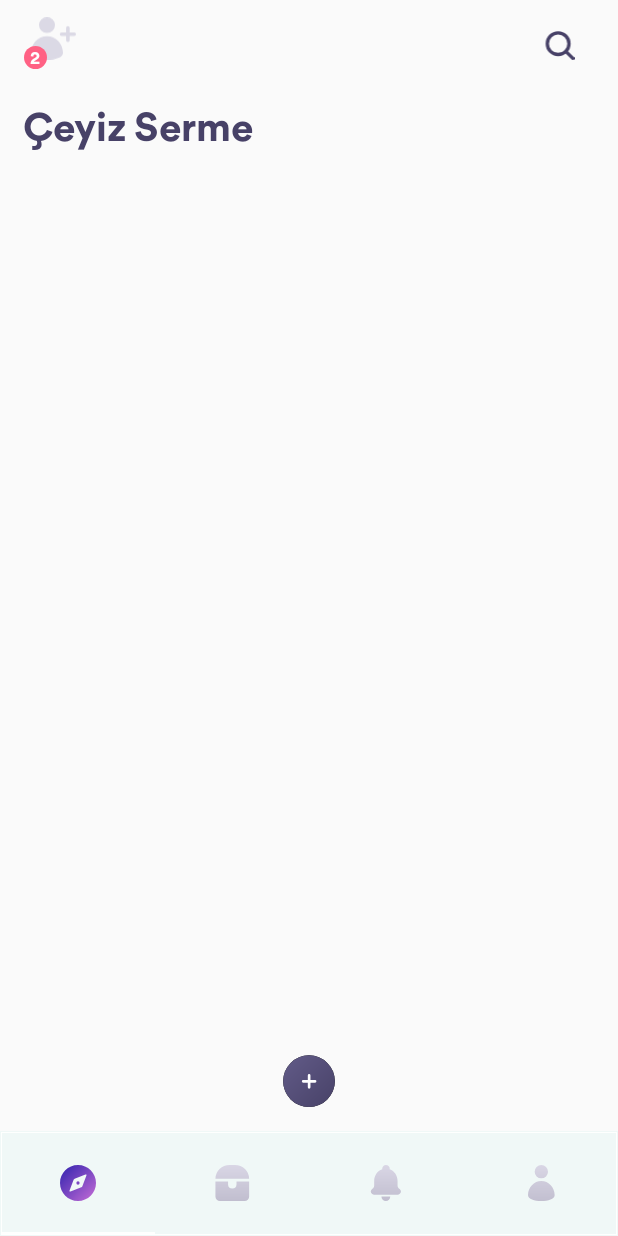
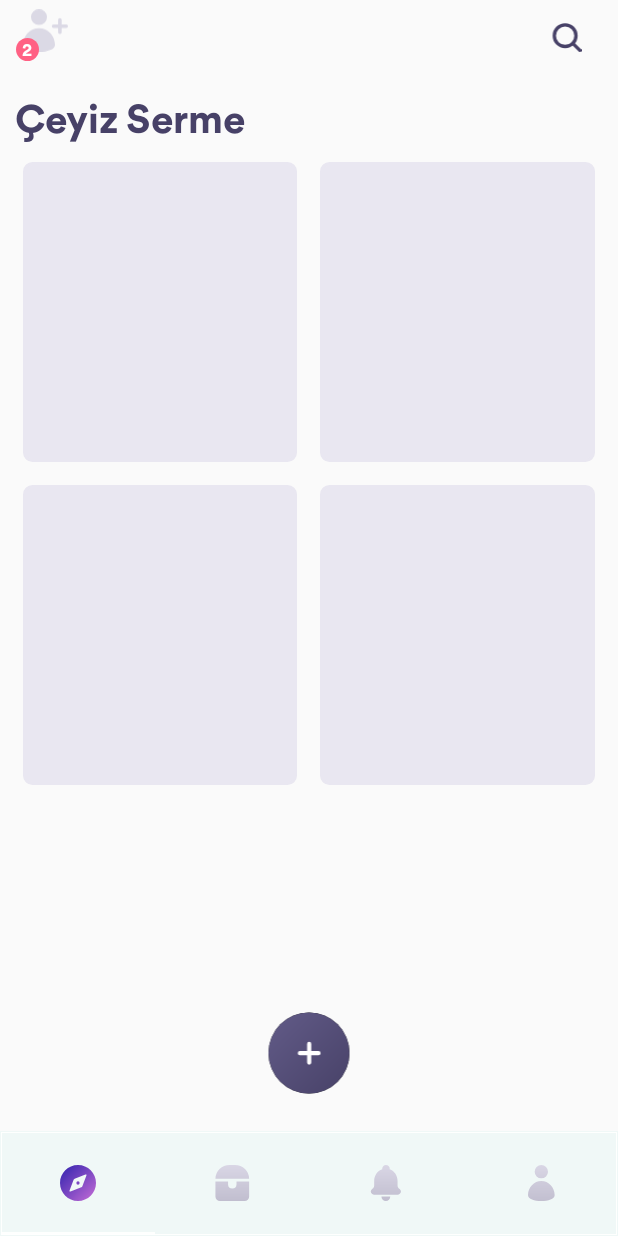
Before and after one commit to melihyayla/CeyizListesi, an Android app: the DiscoverFragment screen opened directly, with no data from a screen before it, on a phone screen of 412 x 824 dp. Run offline under Robolectric (Android 15) with nearby library versions, the phone set to English and light mode, and no system bars.

Commit message:
Discover update;
Page organization, No internet connection, Session.

```diff
--- a/app/src/main/java/com/ceyizlistesi/ceyizlistesi/Fragments/DiscoverFragment.java
+++ b/app/src/main/java/com/ceyizlistesi/ceyizlistesi/Fragments/DiscoverFragment.java
@@ -14,22 +14,36 @@ import android.widget.ImageView;
 import android.widget.LinearLayout;
 import android.widget.TextView;
 
+import com.ceyizlistesi.ceyizlistesi.MainActivity;
 import com.ceyizlistesi.ceyizlistesi.Product;
 import com.ceyizlistesi.ceyizlistesi.ProductDetail;
 import com.ceyizlistesi.ceyizlistesi.R;
 
 public class DiscoverFragment extends Fragment {
+    ImageView add_plus_icon;
+
+
     @Nullable
     @Override
     public View onCreateView(@NonNull LayoutInflater inflater, @Nullable ViewGroup container, @Nullable Bundle savedInstanceState) {
         View view = inflater.inflate(R.layout.fragment_discover,container,false);
+
+        add_plus_icon = view.findViewById(R.id.add_icon_center);
+
+
+        //mainActivity.isNetworkAvailable()){
+        if(((MainActivity)getActivity()).isNetworkAvailable()){
+            add_plus_icon.setVisibility(View.VISIBLE);
+        }
+        else
+            add_plus_icon.setVisibility(View.GONE);
 
         return view;
     }
 
 
 
-    public void createProduct(LinearLayout parent, final String myProductName, final int myPiece, final int myPrice){
+    public void createImageProduct(LinearLayout parent, final String myProductName, final int myPiece, final int myPrice){
 
         final float scale = getContext().getResources().getDisplayMetrics().density;
         int pixels = (int) (40 * scale + 0.5f);
--- /dev/null
+++ b/app/src/main/java/com/ceyizlistesi/ceyizlistesi/Helper/SessionHelper.java
@@ -0,0 +1,24 @@
+package com.ceyizlistesi.ceyizlistesi.Helper;
+
+import android.content.Context;
+import android.content.SharedPreferences;
+import android.preference.PreferenceManager;
+
+public class SessionHelper {
+
+    private SharedPreferences prefs;
+
+    public SessionHelper(Context cntx) {
+        // TODO Auto-generated constructor stub
+        prefs = PreferenceManager.getDefaultSharedPreferences(cntx);
+    }
+
+    public void setusename(String usename) {
+        prefs.edit().putString("usename", usename).commit();
+    }
+
+    public String getusename() {
+        String usename = prefs.getString("usename","");
+        return usename;
+    }
+}
--- a/app/src/main/java/com/ceyizlistesi/ceyizlistesi/MainActivity.java
+++ b/app/src/main/java/com/ceyizlistesi/ceyizlistesi/MainActivity.java
@@ -74,7 +74,7 @@ public class MainActivity extends AppCompatActivity {
 
 
 
-    private boolean isNetworkAvailable() {
+    public boolean isNetworkAvailable() {
         ConnectivityManager manager =
                 (ConnectivityManager) getSystemService(Context.CONNECTIVITY_SERVICE);
         NetworkInfo networkInfo = manager.getActiveNetworkInfo();
--- /dev/null
+++ b/app/src/main/res/drawable/frame_layout_discover.xml
@@ -0,0 +1,7 @@
+<?xml version="1.0" encoding="UTF-8"?>
+<shape xmlns:android="http://schemas.android.com/apk/res/android">
+    <solid android:color="#e9e7f1"/>
+    <stroke android:width="2dp" android:color="#e9e7f1" />
+    <corners android:radius="5dp"/>
+    <padding android:left="0dp" android:top="0dp" android:right="0dp" android:bottom="0dp" />
+</shape>
--- a/app/src/main/res/layout/fragment_discover.xml
+++ b/app/src/main/res/layout/fragment_discover.xml
@@ -4,23 +4,18 @@
     android:layout_width="match_parent"
     android:layout_height="match_parent">
 
-    <ImageView
-        android:id="@+id/add_icon_center"
-        android:layout_width="60dp"
-        android:layout_height="60dp"
-        android:layout_gravity="center_horizontal|bottom"
-        android:src="@drawable/ic_plus_center" />
 
-    <ScrollView
+    <LinearLayout
+        android:id="@+id/parentLinear"
         android:layout_width="match_parent"
-        android:layout_height="match_parent"
-        android:layout_margin="5dp" >
+        android:layout_height="wrap_content"
+        android:orientation="vertical">
+
 
         <LinearLayout
-            android:id="@+id/parentLinear"
-            android:orientation="vertical"
             android:layout_width="match_parent"
-            android:layout_height="wrap_content">
+            android:layout_height="wrap_content"
+            android:orientation="vertical">
 
             <LinearLayout
                 android:orientation="horizontal"
@@ -31,17 +26,17 @@
                     android:layout_weight="5"
                     android:layout_width="0dp"
                     android:layout_height="wrap_content">
-                    <FrameLayout
+                <FrameLayout
+                        android:layout_width="50dp"
+                        android:layout_height="35dp"
                         android:layout_gravity="center"
-                        android:layout_margin="5dp"
-                        android:layout_width="50dp"
-                        android:layout_height="35dp">
+                        android:layout_margin="5dp">
 
                         <ImageView
+                            android:layout_width="30dp"
+                            android:layout_height="30dp"
                             android:layout_marginLeft="10dp"
-                            android:src="@drawable/ic_add_friend"
-                            android:layout_width="30dp"
-                            android:layout_height="30dp" />
+                            android:src="@drawable/ic_add_friend" />
 
                         <TextView
                             android:layout_width="15dp"
@@ -61,32 +56,137 @@
                 </LinearLayout>
 
                 <ImageView
+                    android:layout_width="0dp"
+                    android:layout_height="20dp"
+                    android:layout_gravity="center"
                     android:layout_weight="1"
-                    android:layout_gravity="center"
-                    android:src="@drawable/ic_search"
-                    android:layout_width="0dp"
-                    android:layout_height="20dp" />
+                    android:src="@drawable/ic_search" />
+
             </LinearLayout>
 
+
             <TextView
-                android:layout_margin="10dp"
                 android:layout_width="wrap_content"
                 android:layout_height="wrap_content"
-                android:textSize="24sp"
+                android:layout_margin="10dp"
                 android:fontFamily="@font/gordita_bold"
-                android:textColor="@color/dusk"
                 android:letterSpacing="-0.01"
                 android:text="Çeyiz Serme"
+                android:textColor="@color/dusk"
+                android:textSize="24sp"
 
                 />
-
 
         </LinearLayout>
 
 
-
-    </ScrollView>
+        <android.support.v4.widget.SwipeRefreshLayout
+            xmlns:android="http://schemas.android.com/apk/res/android"
+            android:id="@+id/swipe_container"
+            android:layout_width="match_parent"
+            android:layout_height="match_parent">
+        <ScrollView
+            android:layout_width="match_parent"
+            android:layout_height="wrap_content">
 
 
 
+            <LinearLayout
+                android:orientation="vertical"
+                android:layout_width="match_parent"
+                android:layout_height="match_parent">
+
+            <LinearLayout
+                android:layout_width="match_parent"
+                android:layout_height="200dp"
+                android:layout_marginLeft="15dp"
+                android:layout_marginRight="15dp"
+                android:layout_marginBottom="15dp"
+                android:orientation="horizontal">
+
+                <FrameLayout
+                    android:layout_width="0dp"
+                    android:layout_height="match_parent"
+                    android:layout_marginRight="15dp"
+                    android:layout_weight="1"
+                    android:background="@drawable/frame_layout_discover">
+
+                    <ImageView
+                        android:id="@+id/firstimage3"
+                        android:layout_width="match_parent"
+                        android:layout_height="match_parent" />
+
+                </FrameLayout>
+
+                <FrameLayout
+                    android:layout_width="0dp"
+                    android:layout_height="match_parent"
+                    android:layout_weight="1"
+                    android:background="@drawable/frame_layout_discover">
+
+                    <ImageView
+                        android:id="@+id/firstimage4"
+                        android:layout_width="match_parent"
+                        android:layout_height="match_parent" />
+
+                </FrameLayout>
+
+
+            </LinearLayout>
+
+                <LinearLayout
+                    android:layout_width="match_parent"
+                    android:layout_height="200dp"
+                    android:layout_marginLeft="15dp"
+                    android:layout_marginRight="15dp"
+                    android:layout_marginBottom="15dp"
+                    android:orientation="horizontal">
+
+                <FrameLayout
+                    android:layout_width="0dp"
+                    android:layout_height="match_parent"
+                    android:layout_marginRight="15dp"
+                    android:layout_weight="1"
+                    android:background="@drawable/frame_layout_discover">
+
+                    <ImageView
+                        android:id="@+id/firstimage"
+                        android:layout_width="match_parent"
+                        android:layout_height="match_parent"
+                        />
+
+                </FrameLayout>
+
+                <FrameLayout
+                    android:layout_width="0dp"
+                    android:layout_height="match_parent"
+                    android:layout_weight="1"
+                    android:background="@drawable/frame_layout_discover">
+
+                    <ImageView
+                        android:id="@+id/firstimage2"
+                        android:layout_width="match_parent"
+                        android:layout_height="match_parent"
+                        />
+
+                </FrameLayout>
+
+
+            </LinearLayout>
+
+            </LinearLayout>
+        </ScrollView>
+        </android.support.v4.widget.SwipeRefreshLayout>
+
+    </LinearLayout>
+
+
+    <ImageView
+        android:id="@+id/add_icon_center"
+        android:layout_width="100dp"
+        android:layout_height="wrap_content"
+        android:layout_gravity="bottom|center_horizontal"
+        android:src="@drawable/ic_plus_center" />
+
+
 </FrameLayout>
```
